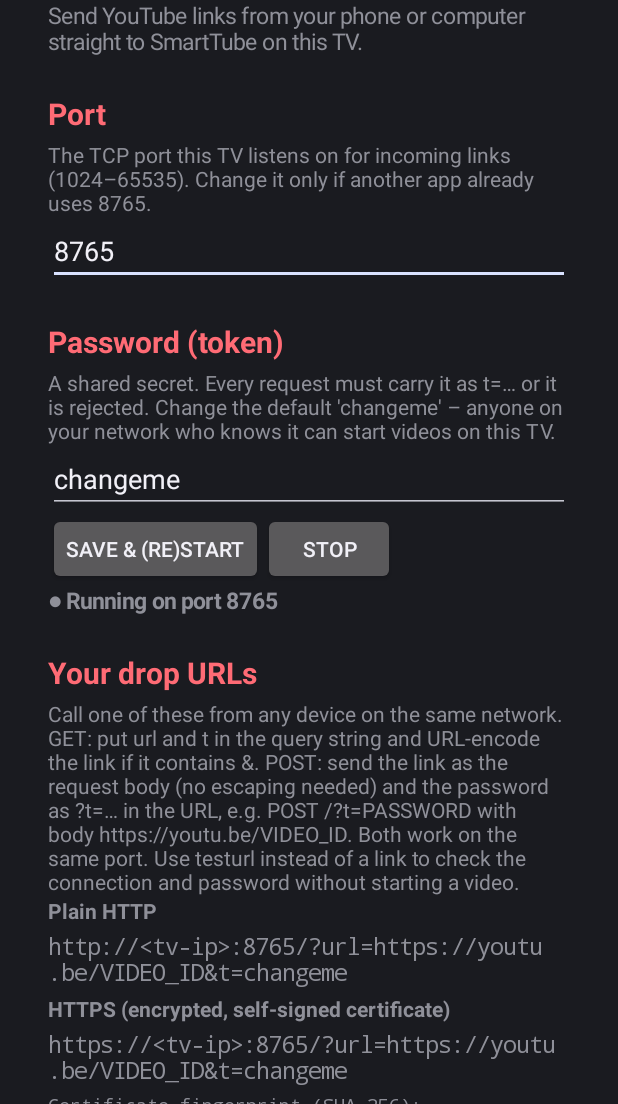
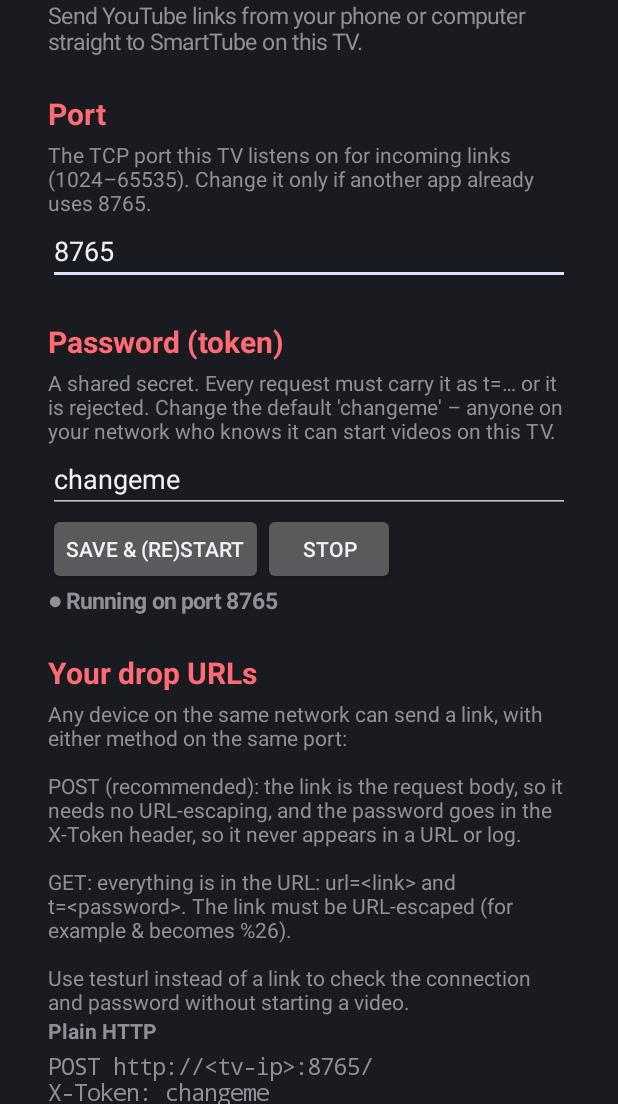
Before and after one commit to rbomze/stubedrop, an Android app: the screen it shows after launch (MainActivity), on a phone screen of 412 x 824 dp, the part 132-1236 px from its top. Run offline under Robolectric (Android 15) with nearby library versions, the phone set to English and light mode, and no system bars; pictures from the network do not load; 6 statements that could not run were skipped.

Commit message:
POST sends the password in an X-Token header; receiver answers CORS preflight and documents all senders; extension 1.11
Co-Authored-By: Claude Sonnet 5.5 <noreply@anthropic.com>

```diff
--- a/android_receiver/app/src/main/java/com/stubedrop/MainActivity.java
+++ b/android_receiver/app/src/main/java/com/stubedrop/MainActivity.java
@@ -71,7 +71,10 @@ public class MainActivity extends Activity {
 
         // url
         l.addView(heading("Your drop URLs"));
-        l.addView(text("Call one of these from any device on the same network. GET: put url and t in the query string and URL-encode the link if it contains &. POST: send the link as the request body (no escaping needed) and the password as ?t=… in the URL, e.g. POST /?t=PASSWORD with body https://youtu.be/VIDEO_ID. Both work on the same port. Use testurl instead of a link to check the connection and password without starting a video.", 14, false));
+        l.addView(text("Any device on the same network can send a link, with either method on the same port:\n\n"
+          + "POST (recommended): the link is the request body, so it needs no URL-escaping, and the password goes in the X-Token header, so it never appears in a URL or log.\n\n"
+          + "GET: everything is in the URL: url=<link> and t=<password>. The link must be URL-escaped (for example & becomes %26).\n\n"
+          + "Use testurl instead of a link to check the connection and password without starting a video.", 14, false));
         l.addView(text("Plain HTTP", 14, true));
         urlView = text("", 15, false);
         urlView.setTypeface(Typeface.MONOSPACE);
@@ -89,7 +92,10 @@ public class MainActivity extends Activity {
 
         // usage
         l.addView(heading("How to use"));
-        l.addView(text("Intended flow: find a video in an app such as PipePipe on your phone, tap Share, pick the 'HTTP Shortcuts' app, and the video starts on this TV in SmartTube.", 14, false));
+        l.addView(text("Intended flow: find a video in an app such as PipePipe on your phone, tap Share, pick a sender, and the video starts on this TV in SmartTube. Three ways to send:\n\n"
+          + "• S-Tube Drop Sender, the companion app for Android phones: share a link to it. Enter this TV's IP, the port and the password once, and trust the certificate.\n"
+          + "• The S-Tube Drop Firefox / LibreWolf extension: click its button in the address bar on a YouTube video page.\n"
+          + "• HTTP Shortcuts, a general-purpose Android app (free, open source): setup below.", 14, false));
         howView = text("", 14, false);
         howView.setPadding(0, dp(8), 0, 0);
         l.addView(howView);
@@ -169,27 +175,29 @@ public class MainActivity extends Activity {
         urlView.setText(dropUrl("http"));
         httpsView.setText(dropUrl("https"));
         certView.setText("Certificate fingerprint (SHA-256):\n" + TlsSupport.fingerprint());
+        String base = "http://" + localIp() + ":" + p.getInt("port", 8765) + "/";
         howView.setText(
-            "Set up HTTP Shortcuts (free, open source) on your phone once:\n\n"
-          + "1. Variables → add a variable of type Text, name it  link . Enable the option that lets the Share dialog set its value, and disable 'remember value'.\n\n"
-          + "2. Create a shortcut, either with GET or (recommended) POST:\n\n"
-          + "   POST: the link goes in the request body, so it needs no URL-escaping.\n"
+            "Setting up HTTP Shortcuts on your phone (once):\n\n"
+          + "1. Open Variables and add a variable of type Text named  link . Enable the option that lets the Share dialog set its value, and disable 'Remember value'.\n\n"
+          + "2. Create a shortcut with these settings (POST, recommended):\n"
           + "   • Method: POST\n"
-          + "   • URL: http://" + localIp() + ":" + p.getInt("port", 8765) + "/?t=" + p.getString("token", "changeme") + "\n"
-          + "   • Request body: Custom text, content type text/plain, containing just  {link}  (the variable). A form body  url={link}&t=…  with content type application/x-www-form-urlencoded also works, but then the link must be escaped.\n\n"
-          + "   GET: everything in the query string, so the link must be URL-escaped.\n"
+          + "   • URL: " + base + "\n"
+          + "   • Headers: add  X-Token  with the value  " + p.getString("token", "changeme") + "\n"
+          + "   • Request body: Custom text, content type text/plain, containing only  {link}  (insert the variable). No escaping needed.\n\n"
+          + "   Or with GET:\n"
           + "   • Method: GET\n"
-          + "   • URL: http://" + localIp() + ":" + p.getInt("port", 8765) + "/\n"
-          + "   • Request parameters:\n"
-          + "        url = {link}   (insert the variable)\n"
-          + "        t = " + p.getString("token", "changeme") + "\n\n"
-          + "3. In PipePipe (or the YouTube app, a browser…) open a video, tap Share and choose HTTP Shortcuts, then your shortcut.\n\n"
+          + "   • URL: " + base + "\n"
+          + "   • Request parameters:  url = {link}  and  t = " + p.getString("token", "changeme") + "\n"
+          + "   HTTP Shortcuts escapes parameter values for you.\n\n"
+          + "3. In PipePipe (or the YouTube app, a browser…) open a video, tap Share, choose HTTP Shortcuts, then your shortcut.\n\n"
+          + "The URL above is plain HTTP. HTTPS needs HTTP Shortcuts to accept this TV's self-signed certificate; the S-Tube Drop Sender app and the extension handle that for you.\n\n"
           + "Notes: only youtube.com, youtu.be and music.youtube.com links are accepted. Give the TV a fixed IP in your router, or the shortcut stops working when the address changes. The phone must be on the same network.");
     }
 
     private String dropUrl(String scheme) {
-        return scheme + "://" + localIp() + ":" + p.getInt("port", 8765)
-            + "/?url=https://youtu.be/VIDEO_ID&t=" + p.getString("token", "changeme");
+        String base = scheme + "://" + localIp() + ":" + p.getInt("port", 8765) + "/";
+        String tk = p.getString("token", "changeme");
+        return "POST " + base + "\nX-Token: " + tk + "\nbody: https://youtu.be/VIDEO_ID\n\nGET " + base + "?url=https://youtu.be/VIDEO_ID&t=" + tk;
     }
 
     private static String localIp() {
--- a/android_sender/app/src/main/java/com/stubedrop/sender/DropClient.java
+++ b/android_sender/app/src/main/java/com/stubedrop/sender/DropClient.java
@@ -44,14 +44,14 @@ public class DropClient {
     /** The URL that is requested. For POST the link is not part of it (it goes in the body). */
     public static String buildUrl(Config c, String link) {
         String base = (c.https ? "https" : "http") + "://" + (c.ip.isEmpty() ? "<tv-ip>" : c.ip) + ":" + c.port;
-        if (c.post) return base + "/?t=" + enc(c.token);
+        if (c.post) return base + "/";
         return base + "/?url=" + enc(link == null || link.isEmpty() ? "https://youtu.be/VIDEO_ID" : link) + "&t=" + enc(c.token);
     }
 
     /** Human-readable form of the whole request, for the "Effective URL" display. */
     public static String describe(Config c, String link) {
         String l = link == null || link.isEmpty() ? "https://youtu.be/VIDEO_ID" : link;
-        return c.post ? "POST " + buildUrl(c, l) + "\n\nbody: " + l : "GET " + buildUrl(c, l);
+        return c.post ? "POST " + buildUrl(c, l) + "\nX-Token: " + c.token + "\n\nbody: " + l : "GET " + buildUrl(c, l);
     }
 
     private static String enc(String s) {
@@ -136,6 +136,7 @@ public class DropClient {
                 h.setDoOutput(true);
                 h.setFixedLengthStreamingMode(payload.length);
                 h.setRequestProperty("Content-Type", "text/plain; charset=utf-8");
+                h.setRequestProperty("X-Token", c.token);
                 try (OutputStream o = h.getOutputStream()) { o.write(payload); }
             }
             int code = h.getResponseCode();
```
Also changed, not shown: android_receiver/app/src/main/java/com/stubedrop/ServerService.java (+12 -3 lines), 2 other files.
